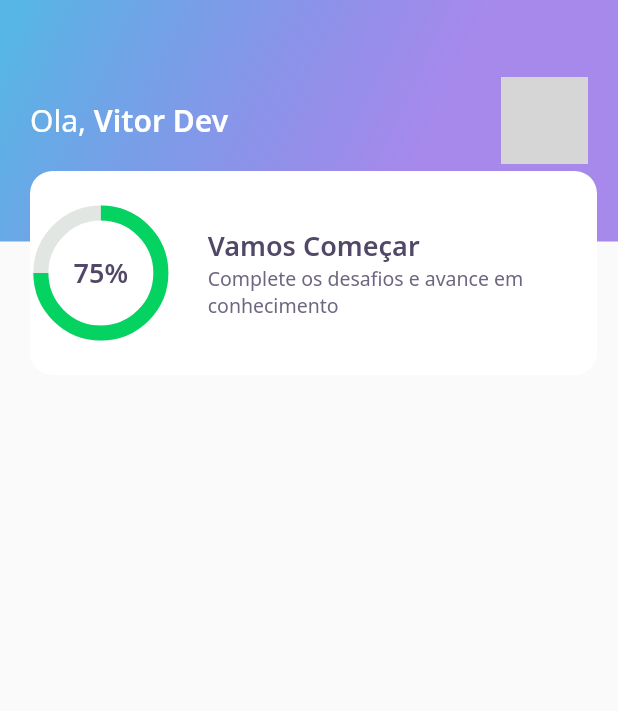
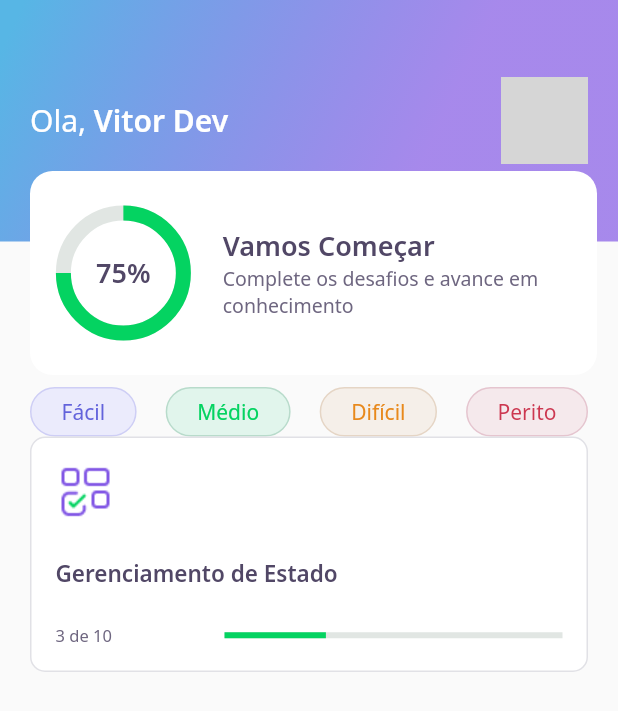
Before and after one commit to VitorL02/NLW5-Flutter, a Flutter app: the screen it shows after launch, on a phone screen of 412 x 824 dp. Shown: the top 711 px of the screen. Run offline on Flutter 3.47's test engine with Material 2 defaults, Android fonts, the phone set to English and light mode, and no system bars; our stand-ins replace google_fonts; network calls fail; grey boxes are pictures that could not be loaded.

Commit message:
Continuando a criação da home page,criado o card onde ficam o quiz

```diff
--- a/lib/home/home_screen.dart
+++ b/lib/home/home_screen.dart
@@ -1,4 +1,6 @@
 import 'package:DevQuiz/widgets/appBar/app_bar_widget.dart';
+import 'package:DevQuiz/widgets/levelButton/level_button_widget.dart';
+import 'package:DevQuiz/widgets/quizCard/quiz_card.dart';
 import 'package:flutter/material.dart';
 
 class HomePage extends StatefulWidget {
@@ -12,7 +14,20 @@ class _HomePageState extends State<HomePage> {
   @override
   Widget build(BuildContext context) {
     return Scaffold(
-      appBar: AppBarWidget(),
-    );
+        appBar: AppBarWidget(),
+        body: Padding(
+          padding: const EdgeInsets.symmetric(horizontal: 20),
+          child: Column(
+            children: [
+              Row(mainAxisAlignment: MainAxisAlignment.spaceBetween, children: [
+                LevelButton(label: "Fácil"),
+                LevelButton(label: "Médio"),
+                LevelButton(label: "Difícil"),
+                LevelButton(label: "Perito"),
+              ]),
+              QuizCardWidget()
+            ],
+          ),
+        ));
   }
 }
--- /dev/null
+++ b/lib/widgets/levelButton/level_button_widget.dart
@@ -0,0 +1,60 @@
+import 'package:DevQuiz/core/app_colors.dart';
+import 'package:DevQuiz/core/app_text_styles.dart';
+import 'package:flutter/material.dart';
+import 'package:google_fonts/google_fonts.dart';
+
+class LevelButton extends StatelessWidget {
+  final String label;
+
+  LevelButton({
+    Key? key,
+    required this.label,
+  }) : assert(["Fácil", "Médio", "Difícil", "Perito"].contains(label));
+
+//Configuração que da um presset de uma estilização pre definida
+  final config = {
+    "Fácil": {
+      "color": AppColors.levelButtonFacil,
+      "borderColor": AppColors.levelButtonBorderFacil,
+      "fontColor": AppColors.levelButtonTextFacil
+    },
+    "Médio": {
+      "color": AppColors.levelButtonMedio,
+      "borderColor": AppColors.levelButtonBorderMedio,
+      "fontColor": AppColors.levelButtonTextMedio
+    },
+    "Difícil": {
+      "color": AppColors.levelButtonDificil,
+      "borderColor": AppColors.levelButtonBorderDificil,
+      "fontColor": AppColors.levelButtonTextDificil
+    },
+    "Perito": {
+      "color": AppColors.levelButtonPerito,
+      "borderColor": AppColors.levelButtonBorderPerito,
+      "fontColor": AppColors.levelButtonTextPerito
+    },
+  };
+  Color get color => config[label]!["color"]!;
+  Color get borderColor => config[label]!["borderColor"]!;
+  Color get fontColor => config[label]!["fontColor"]!;
+
+  @override
+  Widget build(BuildContext context) {
+    return Padding(
+      padding: const EdgeInsets.only(top: 8),
+      child: Container(
+          decoration: BoxDecoration(
+            color: color,
+            borderRadius: BorderRadius.circular(28),
+            border: Border.fromBorderSide(BorderSide(color: borderColor)),
+          ),
+          child: Padding(
+            padding: const EdgeInsets.symmetric(horizontal: 20, vertical: 6),
+            child: Text(
+              label,
+              style: GoogleFonts.notoSans(color: fontColor),
+            ),
+          )),
+    );
+  }
+}
--- /dev/null
+++ b/lib/widgets/quizCard/quiz_card.dart
@@ -0,0 +1,47 @@
+import 'package:DevQuiz/core/app_colors.dart';
+import 'package:DevQuiz/core/core.dart';
+import 'package:flutter/material.dart';
+
+class QuizCardWidget extends StatelessWidget {
+  const QuizCardWidget({Key? key}) : super(key: key);
+  @override
+  Widget build(BuildContext context) {
+    return Container(
+        padding: EdgeInsets.all(16),
+        child: Column(
+          crossAxisAlignment: CrossAxisAlignment.start,
+          children: [
+            Container(
+              height: 40,
+              width: 40,
+              child: Image.asset(AppImages.blocks),
+            ),
+            SizedBox(height: 24),
+            Text(
+              "Gerenciamento de Estado",
+              style: AppTextStyles.heading15,
+            ),
+            SizedBox(height: 24),
+            Row(children: <Widget>[
+              Expanded(
+                  flex: 1,
+                  child: Text("3 de 10 ", style: AppTextStyles.body11)),
+              Expanded(
+                flex: 2,
+                child: LinearProgressIndicator(
+                  value: 0.3,
+                  backgroundColor: AppColors.chartSecondary,
+                  valueColor:
+                      AlwaysStoppedAnimation<Color>(AppColors.chartPrimary),
+                ),
+              ),
+            ])
+          ],
+        ),
+        decoration: BoxDecoration(
+          border: Border.fromBorderSide(BorderSide(color: AppColors.border)),
+          color: AppColors.white,
+          borderRadius: BorderRadius.circular(10),
+        ));
+  }
+}
--- a/lib/widgets/scoreCard/score_card_widget.dart
+++ b/lib/widgets/scoreCard/score_card_widget.dart
@@ -14,6 +14,8 @@ class ScoreCardWidget extends StatelessWidget {
           height: 136,
           decoration: BoxDecoration(
               color: AppColors.white, borderRadius: BorderRadius.circular(15)),
+          child: Padding(
+            padding: const EdgeInsets.symmetric(horizontal: 20.0),
             child: Row(
               crossAxisAlignment: CrossAxisAlignment.center,
               children: <Widget>[
@@ -40,6 +42,7 @@ class ScoreCardWidget extends StatelessWidget {
                   ),
                 ),
               ],
+            ),
           )),
     );
   }
```
Lines whose indentation alone changed are shown as unchanged.
